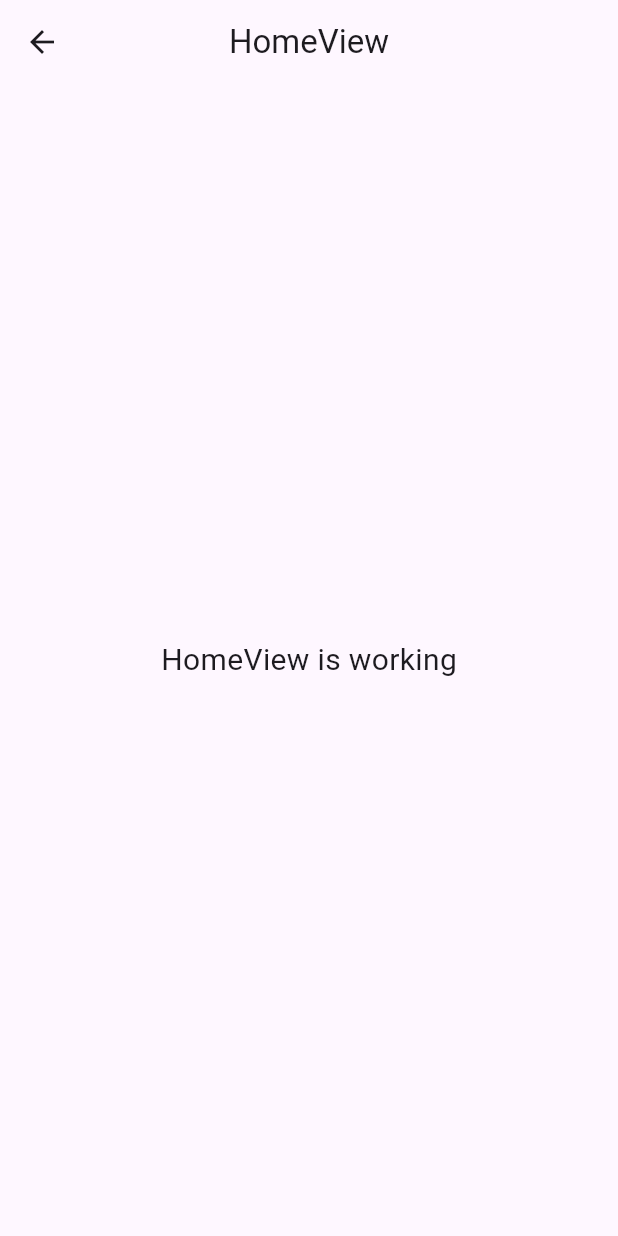
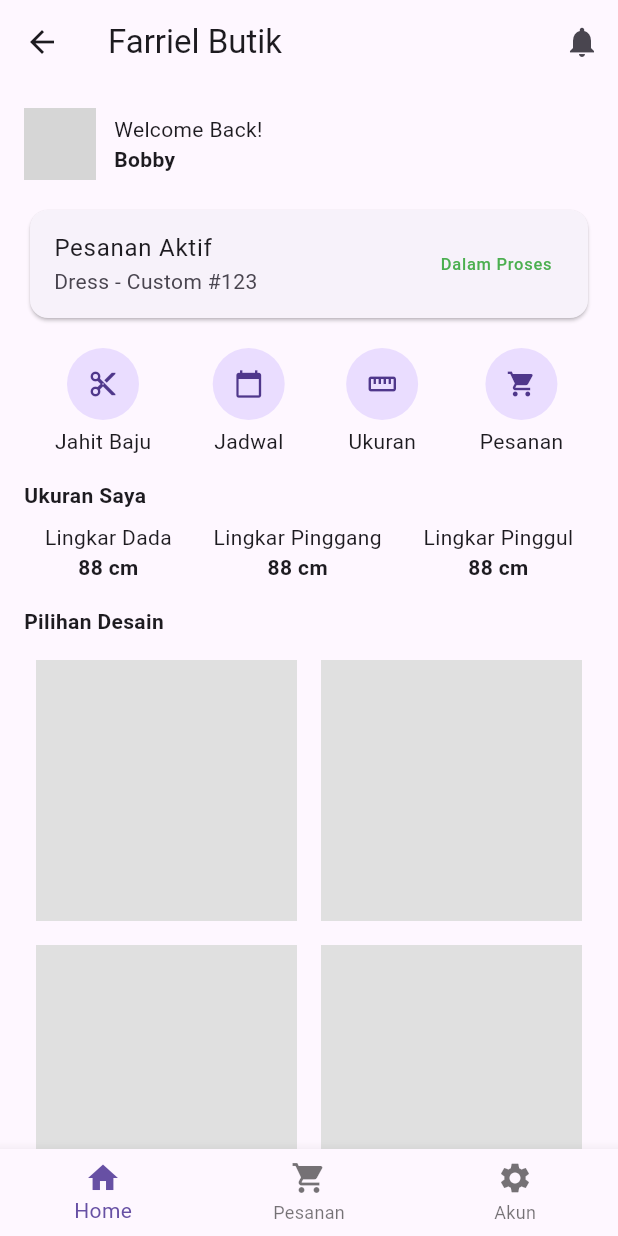
Before and after one commit to reddishowo/dressmaker-app, a Flutter app: the HomeView screen opened by its route, on a phone screen of 412 x 824 dp. Run offline on Flutter 3.47's test engine with Material 3 defaults, Android fonts, the phone set to English and light mode, and no system bars; our stand-ins replace cloud_firestore, firebase_auth, firebase_core, get; accounts and stored records are empty; network calls fail; grey boxes are pictures that could not be loaded.

Commit message:
page jahitbaju dan perubahan page home

```diff
--- a/lib/app/modules/home/controllers/home_controller.dart
+++ b/lib/app/modules/home/controllers/home_controller.dart
@@ -1,23 +1,19 @@
 import 'package:get/get.dart';
 
 class HomeController extends GetxController {
-  //TODO: Implement HomeController
+  // Contoh state untuk data pesanan dan ukuran
+  var activeOrder = "Dress - Custom #123".obs;
+  var activeOrderStatus = "Dalam Proses".obs;
+  var userSize = {
+    "Lingkar Dada": "88 cm",
+    "Lingkar Pinggang": "88 cm",
+    "Lingkar Pinggul": "88 cm"
+  }.obs;
 
-  final count = 0.obs;
-  @override
-  void onInit() {
-    super.onInit();
+  // Method untuk memperbarui status pesanan
+  void updateOrderStatus(String newStatus) {
+    activeOrderStatus.value = newStatus;
   }
 
-  @override
-  void onReady() {
-    super.onReady();
-  }
-
-  @override
-  void onClose() {
-    super.onClose();
-  }
-
-  void increment() => count.value++;
+  // Method lainnya untuk mengelola data
 }
--- a/lib/app/modules/home/views/home_view.dart
+++ b/lib/app/modules/home/views/home_view.dart
@@ -1,23 +1,168 @@
+import 'package:clothing_store/app/modules/home/controllers/home_controller.dart';
 import 'package:flutter/material.dart';
-
 import 'package:get/get.dart';
 
-import '../controllers/home_controller.dart';
-
 class HomeView extends GetView<HomeController> {
-  const HomeView({super.key});
   @override
   Widget build(BuildContext context) {
     return Scaffold(
       appBar: AppBar(
-        title: const Text('HomeView'),
-        centerTitle: true,
+        title: Text("Farriel Butik"),
+        actions: [
+          IconButton(
+            icon: Icon(Icons.notifications),
+            onPressed: () {},
+          ),
+        ],
       ),
-      body: const Center(
-        child: Text(
-          'HomeView is working',
-          style: TextStyle(fontSize: 20),
+      body: SingleChildScrollView(
+        padding: EdgeInsets.all(16.0),
+        child: Column(
+          crossAxisAlignment: CrossAxisAlignment.start,
+          children: [
+            // Welcome Section
+            Row(
+              children: [
+                CircleAvatar(
+                  radius: 24,
+                  backgroundImage: NetworkImage(
+                    'https://via.placeholder.com/150', // Ganti URL sesuai gambar profil
+                  ),
+                ),
+                SizedBox(width: 12),
+                Column(
+                  crossAxisAlignment: CrossAxisAlignment.start,
+                  children: [
+                    Text("Welcome Back!"),
+                    Text(
+                      "Bobby",
+                      style: TextStyle(fontWeight: FontWeight.bold),
+                    ),
+                  ],
+                ),
+              ],
+            ),
+            SizedBox(height: 16),
+
+            // Pesanan Aktif
+            Card(
+              child: ListTile(
+                title: Text("Pesanan Aktif"),
+                subtitle: Text("Dress - Custom #123"),
+                trailing: Text(
+                  "Dalam Proses",
+                  style: TextStyle(color: Colors.green),
+                ),
+                onTap: () {
+                  // Aksi lihat semua pesanan aktif
+                },
+              ),
+            ),
+
+            // Pilihan Menu
+            SizedBox(height: 16),
+            Row(
+              mainAxisAlignment: MainAxisAlignment.spaceAround,
+              children: [
+                _buildMenuIcon(Icons.cut, "Jahit Baju"),
+                _buildMenuIcon(Icons.calendar_today, "Jadwal"),
+                _buildMenuIcon(Icons.straighten, "Ukuran"),
+                _buildMenuIcon(Icons.shopping_cart, "Pesanan"),
+              ],
+            ),
+
+            // Ukuran Saya
+            SizedBox(height: 16),
+            Text("Ukuran Saya", style: TextStyle(fontWeight: FontWeight.bold)),
+            SizedBox(height: 8),
+            Row(
+              mainAxisAlignment: MainAxisAlignment.spaceAround,
+              children: [
+                _buildSizeBox("Lingkar Dada", "88 cm"),
+                _buildSizeBox("Lingkar Pinggang", "88 cm"),
+                _buildSizeBox("Lingkar Pinggul", "88 cm"),
+              ],
+            ),
+
+            // Pilihan Desain
+            SizedBox(height: 16),
+            Text("Pilihan Desain", style: TextStyle(fontWeight: FontWeight.bold)),
+            SizedBox(height: 8),
+            GridView.count(
+              shrinkWrap: true,
+              physics: NeverScrollableScrollPhysics(),
+              crossAxisCount: 2,
+              children: List.generate(4, (index) {
+                return Container(
+                  margin: EdgeInsets.all(8.0),
+                  color: Colors.grey[300],
+                );
+              }),
+            ),
+
+            // Pesanan Terakhir
+            SizedBox(height: 16),
+            Text("Pesanan Terakhir", style: TextStyle(fontWeight: FontWeight.bold)),
+            _buildOrderCard("Dress - Custom", "#123", "24 Okt 2024", "Dalam Proses"),
+            _buildOrderCard("Kemeja Formal", "#122", "21 Sept 2024", "Selesai", isCompleted: true),
+
+            // Jadwal Mendatang
+            SizedBox(height: 16),
+            Text("Jadwal Mendatang", style: TextStyle(fontWeight: FontWeight.bold)),
+            Card(
+              child: ListTile(
+                leading: Icon(Icons.calendar_today),
+                title: Text("Fitting Dress - Custom"),
+                subtitle: Text("Sabtu, 28 Oktober - 10:00"),
+              ),
+            ),
+          ],
         ),
+      ),
+      bottomNavigationBar: BottomNavigationBar(
+        items: [
+          BottomNavigationBarItem(icon: Icon(Icons.home), label: 'Home'),
+          BottomNavigationBarItem(icon: Icon(Icons.shopping_cart), label: 'Pesanan'),
+          BottomNavigationBarItem(icon: Icon(Icons.settings), label: 'Akun'),
+        ],
+      ),
+    );
+  }
+
+  Widget _buildMenuIcon(IconData icon, String label) {
+    return Column(
+      children: [
+        CircleAvatar(
+          radius: 24,
+          child: Icon(icon, size: 20),
+        ),
+        SizedBox(height: 4),
+        Text(label),
+      ],
+    );
+  }
+
+  Widget _buildSizeBox(String label, String size) {
+    return Column(
+      children: [
+        Text(label),
+        Text(size, style: TextStyle(fontWeight: FontWeight.bold)),
+      ],
+    );
+  }
+
+  Widget _buildOrderCard(String title, String id, String date, String status, {bool isCompleted = false}) {
+    return Card(
+      child: ListTile(
+        title: Text("$title $id"),
+        subtitle: Text(date),
+        trailing: Text(
+          status,
+          style: TextStyle(color: isCompleted ? Colors.grey : Colors.green),
+        ),
+        onTap: () {
+          // Aksi Lihat Detail
+        },
       ),
     );
   }
--- /dev/null
+++ b/lib/app/modules/jahitbaju/bindings/order_binding.dart
@@ -0,0 +1,11 @@
+// order_binding.dart
+import 'package:clothing_store/app/modules/jahitbaju/controllers/order_controller.dart';
+import 'package:get/get.dart';
+
+
+class OrderBinding extends Bindings {
+  @override
+  void dependencies() {
+    Get.lazyPut<OrderController>(() => OrderController());
+  }
+}
--- a/lib/app/routes/app_pages.dart
+++ b/lib/app/routes/app_pages.dart
@@ -1,3 +1,5 @@
+import 'package:clothing_store/app/modules/jahitbaju/bindings/order_binding.dart';
+import 'package:clothing_store/app/modules/jahitbaju/views/order_view.dart';
 import 'package:get/get.dart';
 
 import '../modules/home/bindings/home_binding.dart';
@@ -12,12 +14,12 @@ part 'app_routes.dart';
 class AppPages {
   AppPages._();
 
-  static const INITIAL = Routes.INTRO;
+  static const INITIAL = Routes.HOME;
 
   static final routes = [
     GetPage(
       name: _Paths.HOME,
-      page: () => const HomeView(),
+      page: () => HomeView(),
       binding: HomeBinding(),
     ),
     GetPage(
@@ -30,5 +32,10 @@ class AppPages {
       page: () => RegisterView(),
       binding: RegisterBinding(),
     ),
+    GetPage(
+      name: _Paths.JAHITBAJU,
+      page: () => OrderView(),
+      binding: OrderBinding(),
+    ),
   ];
 }
--- a/lib/app/routes/app_routes.dart
+++ b/lib/app/routes/app_routes.dart
@@ -6,6 +6,7 @@ abstract class Routes {
   static const HOME = _Paths.HOME;
   static const INTRO = _Paths.INTRO;
   static const REGISTER = _Paths.REGISTER;
+  static const JAHITBAJU = _Paths.JAHITBAJU;
 }
 
 abstract class _Paths {
@@ -13,4 +14,5 @@ abstract class _Paths {
   static const HOME = '/home';
   static const INTRO = '/intro';
   static const REGISTER = '/register';
+  static const JAHITBAJU = '/jahitbaju';
 }
```
Also changed, not shown: lib/app/modules/home/bindings/home_binding.dart (+2 -5 lines), lib/app/modules/jahitbaju/controllers/order_controller.dart (added, +30 -0 lines), lib/app/modules/jahitbaju/views/order_view.dart (added, +108 -0 lines).
